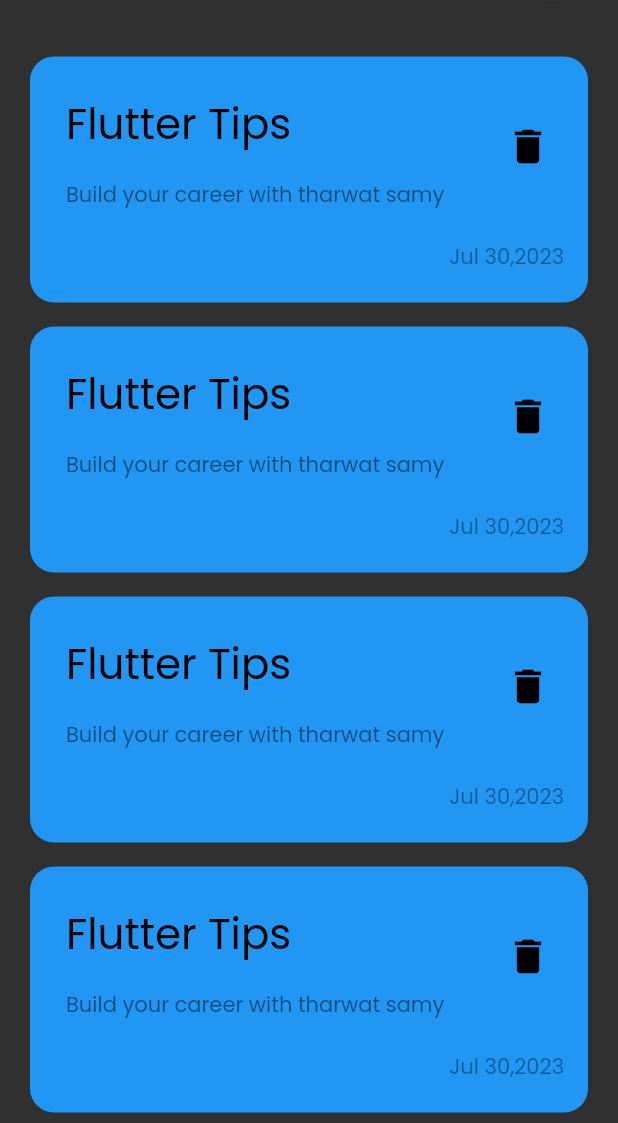
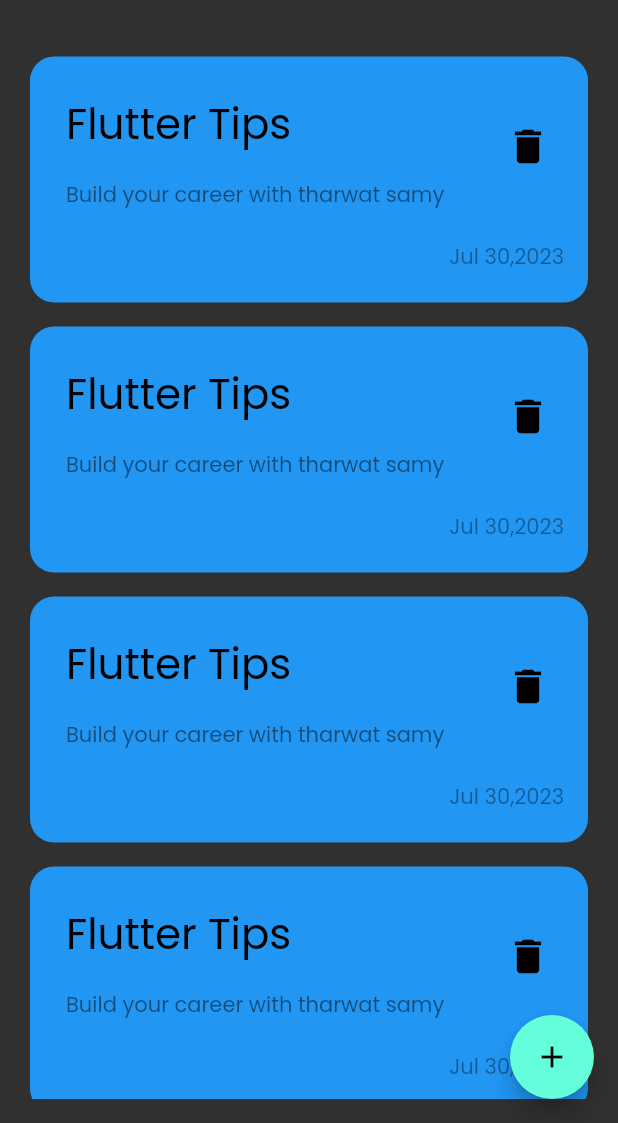
Before and after one commit to Amirkhaled-03/noteApp, a Flutter app: the screen it shows after launch, on a phone screen of 412 x 824 dp, the part 113-1236 px from its top. Run offline on Flutter 3.47's test engine with Material 2 defaults, Android fonts, the phone set to English and light mode, and no system bars.

Commit message:
add_note_bottom_sheet

```diff
--- a/lib/views/note_view.dart
+++ b/lib/views/note_view.dart
@@ -1,4 +1,5 @@
 import 'package:flutter/material.dart';
+import 'package:notes_app/widgets/add_note_bottom_sheet.dart';
 import 'package:notes_app/widgets/notes_view_body.dart';
 
 class NoteView extends StatelessWidget {
@@ -6,9 +7,19 @@ class NoteView extends StatelessWidget {
 
   @override
   Widget build(BuildContext context) {
-    return const Scaffold(
-
-      body: NotesViewBody(),
+    return Scaffold(
+      body: const NotesViewBody(),
+      floatingActionButton: FloatingActionButton(
+        onPressed: () {
+          showModalBottomSheet(
+              context: context,
+              builder: (context) {
+                // malhash build lazem t3mlha build
+                return const AddNoteBottomSheet();
+              });
+        },
+        child: const Icon(Icons.add),
+      ),
     );
   }
 }
--- a/lib/widgets/notes_list_view.dart
+++ b/lib/widgets/notes_list_view.dart
@@ -1,4 +1,3 @@
-
 import 'package:flutter/material.dart';
 import 'package:notes_app/widgets/custom_note_item.dart';
 
@@ -7,13 +6,16 @@ class NotesListView extends StatelessWidget {
 
   @override
   Widget build(BuildContext context) {
-    return ListView.builder(
-        padding: const EdgeInsets.all(0),
-        itemBuilder: (context, index) {
-          return const Padding(
-            padding: EdgeInsets.symmetric(vertical: 8),
-            child: NotesItem(),
-          );
-        });
+    return Padding(
+      padding: const EdgeInsets.only(bottom: 16),
+      child: ListView.builder(
+          padding: EdgeInsets.zero,
+          itemBuilder: (context, index) {
+            return const Padding(
+              padding: EdgeInsets.symmetric(vertical: 8),
+              child: NotesItem(),
+            );
+          }),
+    );
   }
 }
```
Also changed, not shown: lib/widgets/add_note_bottom_sheet.dart (added, +10 -0 lines).
